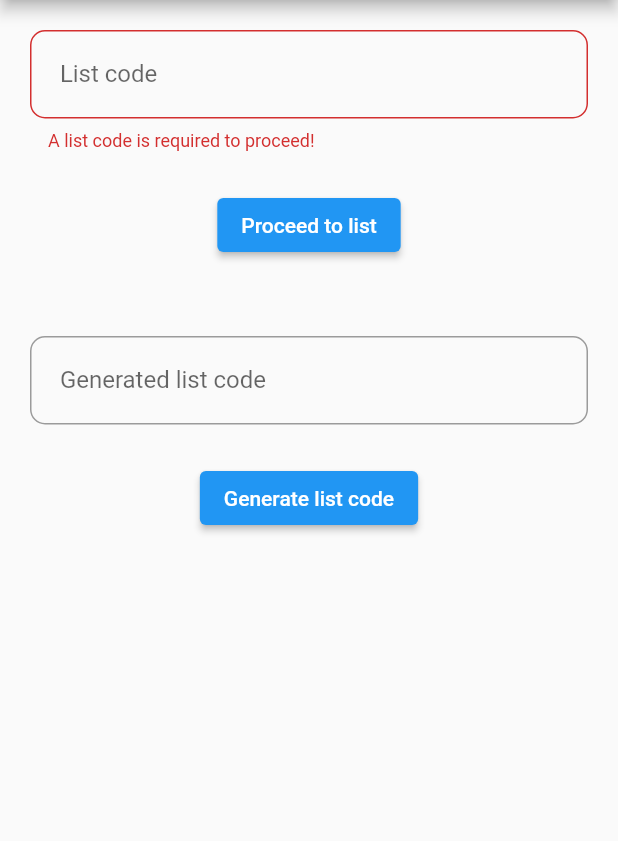
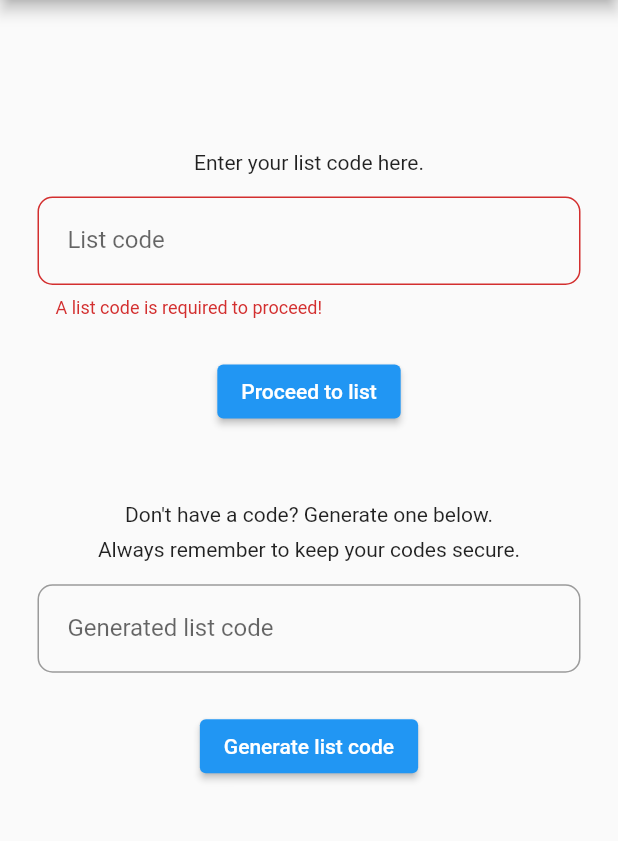
Before and after one commit to Noob-Coder-Alan/guripat, a Flutter app: the screen it shows after launch, after a tap on "Proceed to list", on a phone screen of 412 x 824 dp, the part 84-925 px from its top. Run offline on Flutter 3.47's test engine with Material 2 defaults, Android fonts, the phone set to English and light mode, and no system bars; our stand-ins replace graphql, shared_preferences.

```diff
--- a/frontend/lib/features/home/screens/pages/home_view.dart
+++ b/frontend/lib/features/home/screens/pages/home_view.dart
@@ -59,7 +59,7 @@ class Home extends StatelessWidget {
   Widget build(BuildContext context) {
     return SingleChildScrollView(
       child: Container(
-        margin: EdgeInsets.all(20),
+        margin: EdgeInsets.fromLTRB(25, 100, 25, 25),
         child: Form(
             key: formKey,
             child: Center(
@@ -67,6 +67,10 @@ class Home extends StatelessWidget {
                 mainAxisAlignment: MainAxisAlignment.center,
                 crossAxisAlignment: CrossAxisAlignment.center,
                 children: [
+                  Text("Enter your list code here."),
+                  SizedBox(
+                    height: 15,
+                  ),
                   buildListCodeField(context),
                   SizedBox(
                     height: 25,
@@ -88,10 +92,19 @@ class Home extends StatelessWidget {
                   SizedBox(
                     height: 50,
                   ),
+                  Text("Don't have a code? Generate one below."),
+                  SizedBox(
+                    height: 7.5,
+                  ),
+                  Text("Always remember to keep your codes secure."),
+                  SizedBox(
+                    height: 15,
+                  ),
                   buildGeneratedListCodeField(),
                   SizedBox(
                     height: 25,
                   ),
+
                   ElevatedButton(
                     key: Key("generate"),
                     child: Text("Generate list code"),
--- a/frontend/lib/features/list/widgets/item_tile.dart
+++ b/frontend/lib/features/list/widgets/item_tile.dart
@@ -45,6 +45,7 @@ class ItemListTile extends StatelessWidget {
   @override
   Widget build(BuildContext context) {
     return Container(
+      key: Key("itemListTile"),
       height: 100,
       child: Card(
         child: ListTile(
```
Also changed, not shown: frontend/lib/features/list/item_list_screen.dart (+38 -1 lines), frontend/lib/providers/item_provider.dart (+4 -3 lines).
